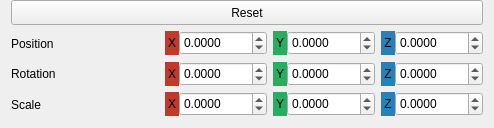
jahshaka/Studio, file src/widgets/transformeditor.ui: the form before one commit.
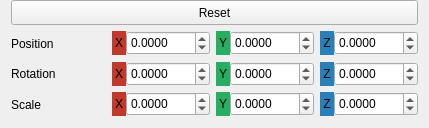
The form after the commit.

Commit message: Tweak stretching of TransformEditor

The edit to the form file:
```diff
--- a/src/widgets/transformeditor.ui
+++ b/src/widgets/transformeditor.ui
@@ -6,7 +6,7 @@
    <rect>
     <x>0</x>
     <y>0</y>
-    <width>494</width>
+    <width>429</width>
     <height>128</height>
    </rect>
   </property>
@@ -166,11 +166,38 @@
            <item>
             <widget class="QDoubleSpinBox" name="xpos">
              <property name="sizePolicy">
-              <sizepolicy hsizetype="Minimum" vsizetype="Preferred">
+              <sizepolicy hsizetype="Ignored" vsizetype="Preferred">
                <horstretch>0</horstretch>
                <verstretch>0</verstretch>
               </sizepolicy>
              </property>
+             <property name="minimumSize">
+              <size>
+               <width>84</width>
+               <height>0</height>
+              </size>
+             </property>
+             <property name="wrapping">
+              <bool>false</bool>
+             </property>
+             <property name="frame">
+              <bool>true</bool>
+             </property>
+             <property name="readOnly">
+              <bool>false</bool>
+             </property>
+             <property name="buttonSymbols">
+              <enum>QAbstractSpinBox::UpDownArrows</enum>
+             </property>
+             <property name="accelerated">
+              <bool>true</bool>
+             </property>
+             <property name="keyboardTracking">
+              <bool>false</bool>
+             </property>
+             <property name="showGroupSeparator" stdset="0">
+              <bool>false</bool>
+             </property>
              <property name="decimals">
               <number>4</number>
              </property>
@@ -214,11 +241,17 @@
            <item>
             <widget class="QDoubleSpinBox" name="ypos">
              <property name="sizePolicy">
-              <sizepolicy hsizetype="Minimum" vsizetype="Preferred">
+              <sizepolicy hsizetype="Ignored" vsizetype="Preferred">
                <horstretch>0</horstretch>
                <verstretch>0</verstretch>
               </sizepolicy>
              </property>
+             <property name="minimumSize">
+              <size>
+               <width>84</width>
+               <height>0</height>
+              </size>
+             </property>
              <property name="decimals">
               <number>4</number>
              </property>
@@ -262,11 +295,17 @@
            <item>
             <widget class="QDoubleSpinBox" name="zpos">
              <property name="sizePolicy">
-              <sizepolicy hsizetype="Minimum" vsizetype="Preferred">
+              <sizepolicy hsizetype="Ignored" vsizetype="Preferred">
                <horstretch>0</horstretch>
                <verstretch>0</verstretch>
               </sizepolicy>
              </property>
+             <property name="minimumSize">
+              <size>
+               <width>84</width>
+               <height>0</height>
+              </size>
+             </property>
              <property name="decimals">
               <number>4</number>
              </property>
@@ -374,11 +413,17 @@
            <item>
             <widget class="QDoubleSpinBox" name="xrot">
              <property name="sizePolicy">
-              <sizepolicy hsizetype="Minimum" vsizetype="Preferred">
+              <sizepolicy hsizetype="Ignored" vsizetype="Preferred">
                <horstretch>0</horstretch>
                <verstretch>0</verstretch>
               </sizepolicy>
              </property>
+             <property name="minimumSize">
+              <size>
+               <width>84</width>
+               <height>0</height>
+              </size>
+             </property>
              <property name="decimals">
               <number>4</number>
              </property>
@@ -422,11 +467,17 @@
            <item>
             <widget class="QDoubleSpinBox" name="yrot">
              <property name="sizePolicy">
-              <sizepolicy hsizetype="Minimum" vsizetype="Preferred">
+              <sizepolicy hsizetype="Ignored" vsizetype="Preferred">
                <horstretch>0</horstretch>
                <verstretch>0</verstretch>
               </sizepolicy>
              </property>
+             <property name="minimumSize">
+              <size>
+               <width>84</width>
+               <height>0</height>
+              </size>
+             </property>
              <property name="decimals">
               <number>4</number>
              </property>
@@ -470,11 +521,17 @@
            <item>
             <widget class="QDoubleSpinBox" name="zrot">
              <property name="sizePolicy">
-              <sizepolicy hsizetype="Minimum" vsizetype="Preferred">
+              <sizepolicy hsizetype="Ignored" vsizetype="Preferred">
                <horstretch>0</horstretch>
                <verstretch>0</verstretch>
               </sizepolicy>
              </property>
+             <property name="minimumSize">
+              <size>
+               <width>84</width>
+               <height>0</height>
+              </size>
+             </property>
              <property name="decimals">
               <number>4</number>
              </property>
@@ -582,11 +639,17 @@
            <item>
             <widget class="QDoubleSpinBox" name="xscale">
              <property name="sizePolicy">
-              <sizepolicy hsizetype="Minimum" vsizetype="Preferred">
+              <sizepolicy hsizetype="Ignored" vsizetype="Preferred">
                <horstretch>0</horstretch>
                <verstretch>0</verstretch>
               </sizepolicy>
              </property>
+             <property name="minimumSize">
+              <size>
+               <width>84</width>
+               <height>0</height>
+              </size>
+             </property>
              <property name="decimals">
               <number>4</number>
              </property>
@@ -630,11 +693,17 @@
            <item>
             <widget class="QDoubleSpinBox" name="yscale">
              <property name="sizePolicy">
-              <sizepolicy hsizetype="Minimum" vsizetype="Preferred">
+              <sizepolicy hsizetype="Ignored" vsizetype="Preferred">
                <horstretch>0</horstretch>
                <verstretch>0</verstretch>
               </sizepolicy>
              </property>
+             <property name="minimumSize">
+              <size>
+               <width>84</width>
+               <height>0</height>
+              </size>
+             </property>
              <property name="decimals">
               <number>4</number>
              </property>
@@ -678,11 +747,17 @@
            <item>
             <widget class="QDoubleSpinBox" name="zscale">
              <property name="sizePolicy">
-              <sizepolicy hsizetype="Minimum" vsizetype="Preferred">
+              <sizepolicy hsizetype="Ignored" vsizetype="Preferred">
                <horstretch>0</horstretch>
                <verstretch>0</verstretch>
               </sizepolicy>
              </property>
+             <property name="minimumSize">
+              <size>
+               <width>84</width>
+               <height>0</height>
+              </size>
+             </property>
              <property name="decimals">
               <number>4</number>
              </property>
```
